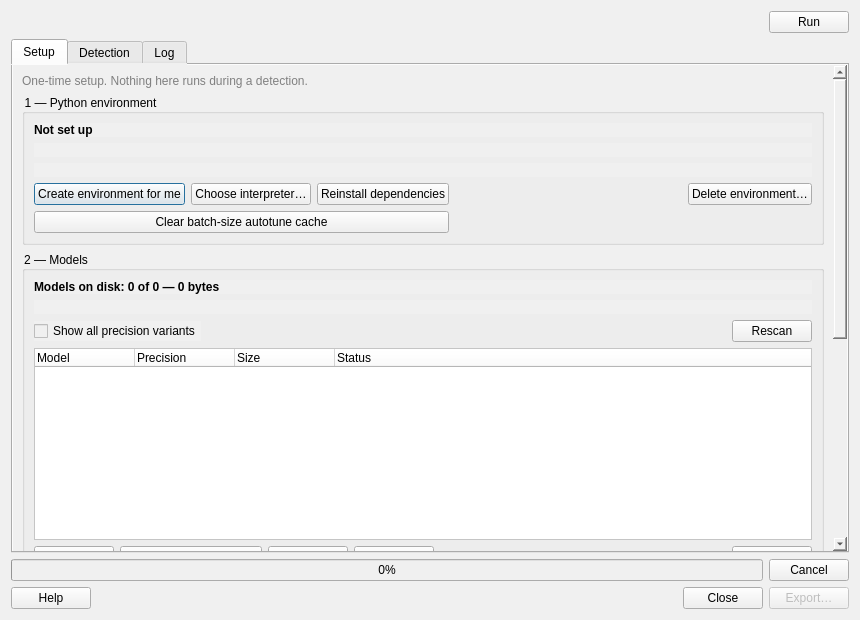
This is winmol_analyzer_dialog_base.ui in cwinkelmann/WINMOL_Analyzer as Qt 5 draws it before an edit. The edited form follows.
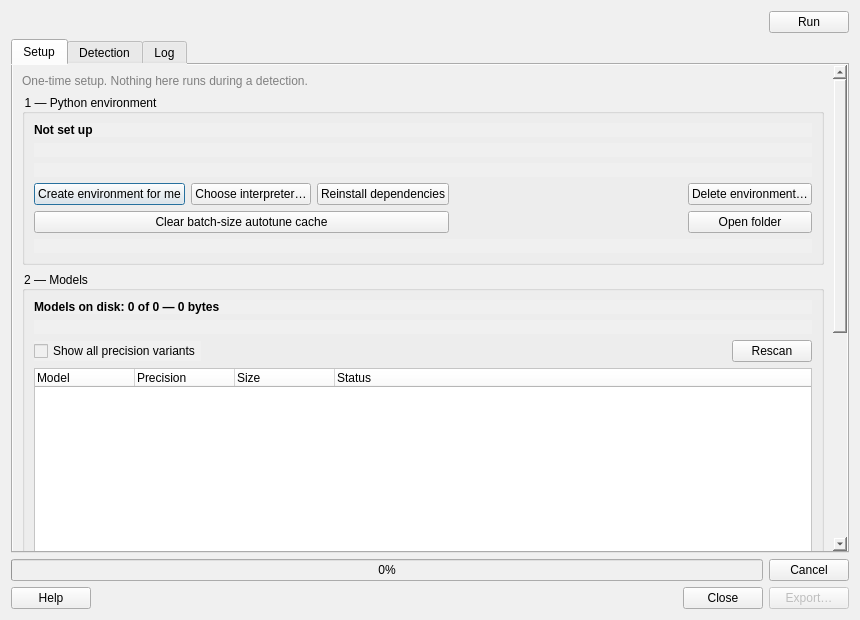
This is the edited form. The open tabs and pages were chosen to show the change.

Patch:
```diff
--- a/winmol_analyzer_dialog_base.ui
+++ b/winmol_analyzer_dialog_base.ui
@@ -233,6 +233,34 @@
                 </property>
                </widget>
               </item>
+              <item row="4" column="4">
+               <widget class="QPushButton" name="env_open_folder_button">
+                <property name="toolTip">
+                 <string>Open the folder holding WINMOL's virtual
+    environment and downloaded Python runtime. Uninstalling the plugin does
+    NOT remove it — QGIS only deletes the plugin folder.</string>
+                </property>
+                <property name="text">
+                 <string>Open folder</string>
+                </property>
+               </widget>
+              </item>
+              <item row="5" column="0" colspan="5">
+               <widget class="QLabel" name="env_location_label">
+                <property name="styleSheet">
+                 <string notr="true">color: gray;</string>
+                </property>
+                <property name="text">
+                 <string/>
+                </property>
+                <property name="wordWrap">
+                 <bool>true</bool>
+                </property>
+                <property name="textInteractionFlags">
+                 <set>Qt::TextSelectableByMouse</set>
+                </property>
+               </widget>
+              </item>
              </layout>
             </widget>
            </item>
```
